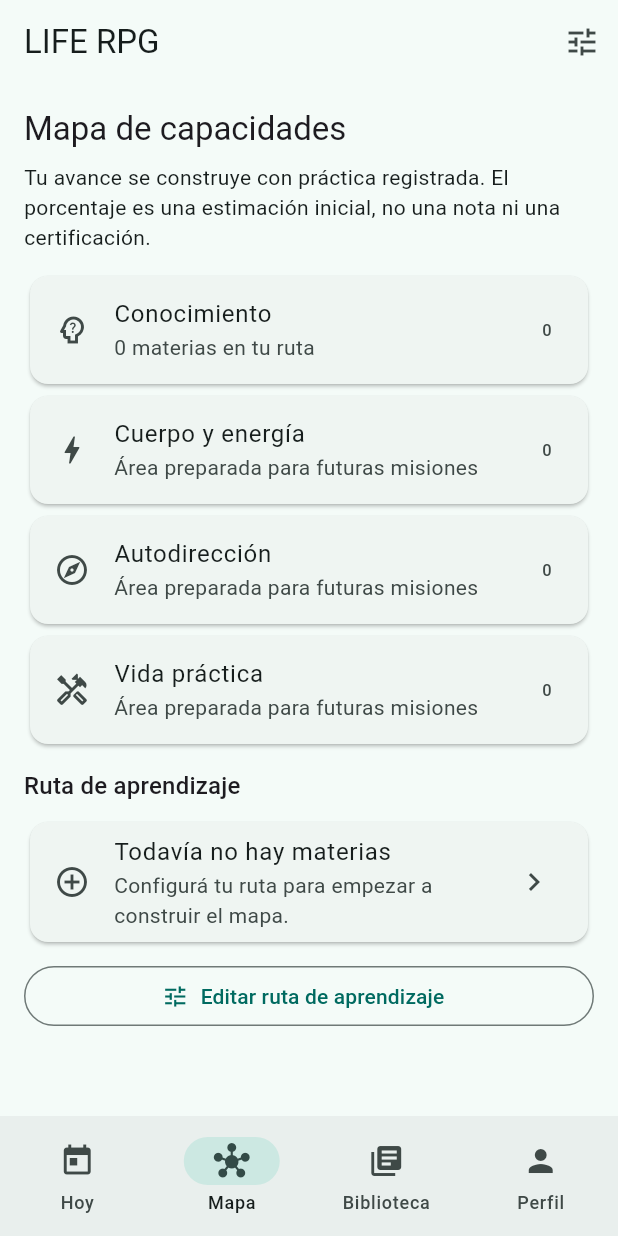
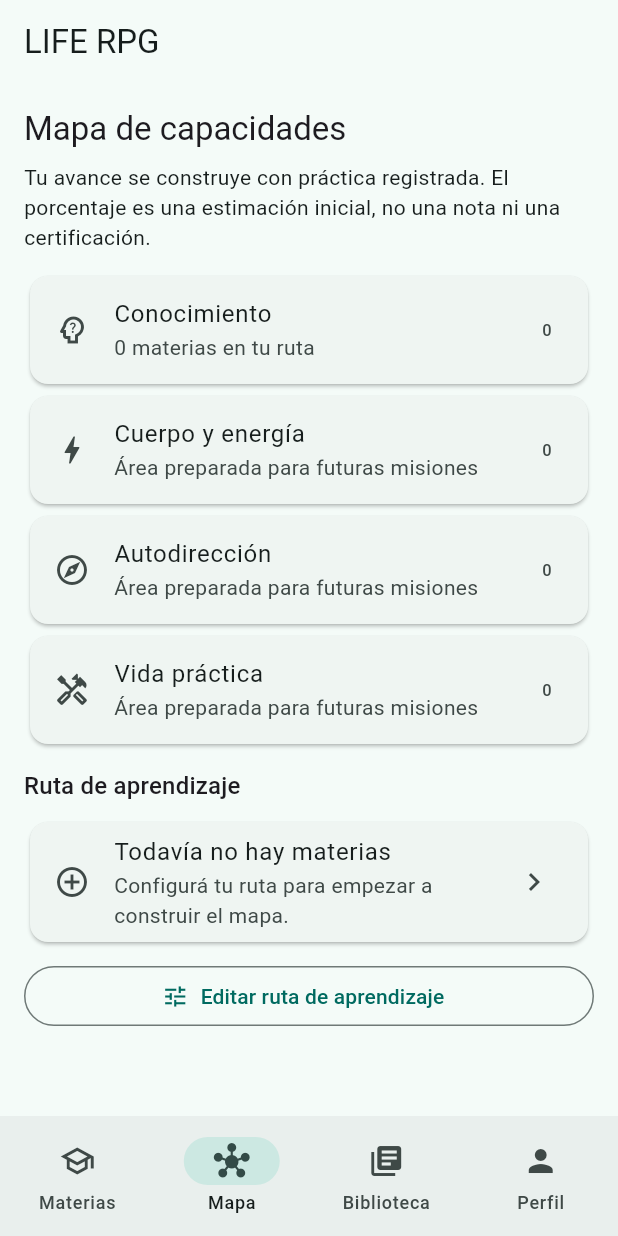
Before and after one commit to winnie141/life-rpg, a Flutter app: the screen it shows after launch, item 2 of the bottom bar chosen, on a phone screen of 412 x 824 dp. Run offline on Flutter 3.47's test engine with Material 3 defaults, Android fonts, the phone set to English and light mode, and no system bars; our stand-ins replace file_picker, image_picker, open_filex, shared_preferences; missing offline and left inert: google_mlkit_text_recognition, syncfusion_flutter_pdf.

Commit message:
Make subject library the main app screen

```diff
--- a/lib/main.dart
+++ b/lib/main.dart
@@ -9,6 +9,7 @@ import 'package:path_provider/path_provider.dart';
 import 'package:shared_preferences/shared_preferences.dart';
 import 'package:syncfusion_flutter_pdf/pdf.dart';
 import 'mission_engine.dart';
+import 'subject_library_screen.dart';
 
 void main() {
   WidgetsFlutterBinding.ensureInitialized();
@@ -1430,7 +1431,7 @@ class _LifeRpgAppState extends State<LifeRpgApp> {
   @override
   Widget build(BuildContext context) {
     final screens = [
-      _buildTodayView(),
+      const SubjectLibraryScreen(),
       _buildMapView(),
       _buildLibraryView(),
       _buildProfileView(),
@@ -1446,28 +1447,16 @@ class _LifeRpgAppState extends State<LifeRpgApp> {
       home: Scaffold(
         appBar: AppBar(
           title: const Text('LIFE RPG'),
-          actions: [
-            IconButton(
-              tooltip: 'Configurar ruta',
-              onPressed: _configureStudyRoute,
-              icon: const Icon(Icons.tune),
-            ),
-          ],
+          actions: [],
         ),
         body: _loading
             ? const Center(child: CircularProgressIndicator())
             : screens[_selectedIndex],
-        floatingActionButton: _selectedIndex == 0
-            ? FloatingActionButton(
-                onPressed: () => _addOrEditMission(),
-                child: const Icon(Icons.add),
-              )
-            : null,
         bottomNavigationBar: NavigationBar(
           selectedIndex: _selectedIndex,
           onDestinationSelected: (idx) => setState(() => _selectedIndex = idx),
           destinations: const [
-            NavigationDestination(icon: Icon(Icons.today), label: 'Hoy'),
+            NavigationDestination(icon: Icon(Icons.school_outlined), label: 'Materias'),
             NavigationDestination(icon: Icon(Icons.hub), label: 'Mapa'),
             NavigationDestination(
               icon: Icon(Icons.library_books),
```
